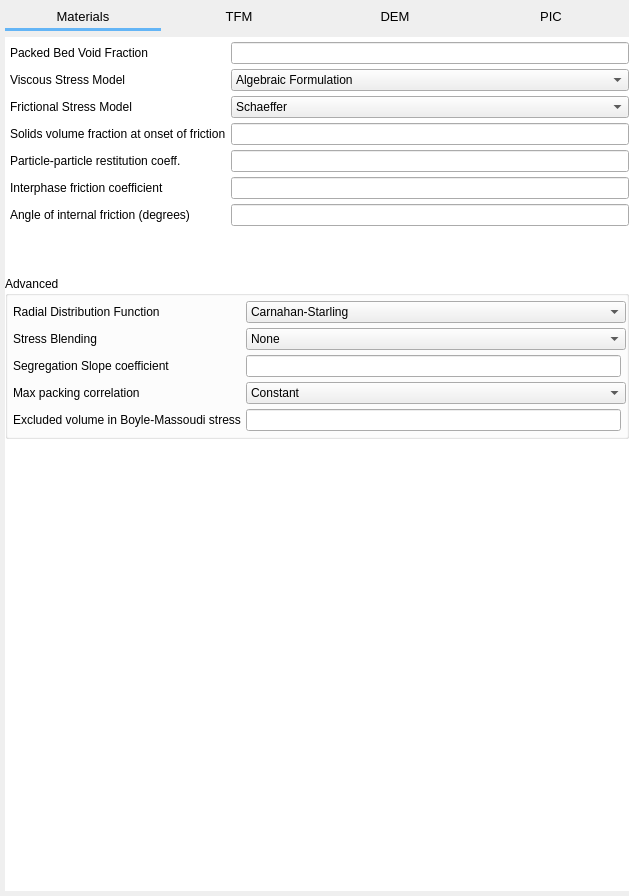
Above: gui/uifiles/solids.ui from truongd8593/mfix before the change. Below: the same form after it.
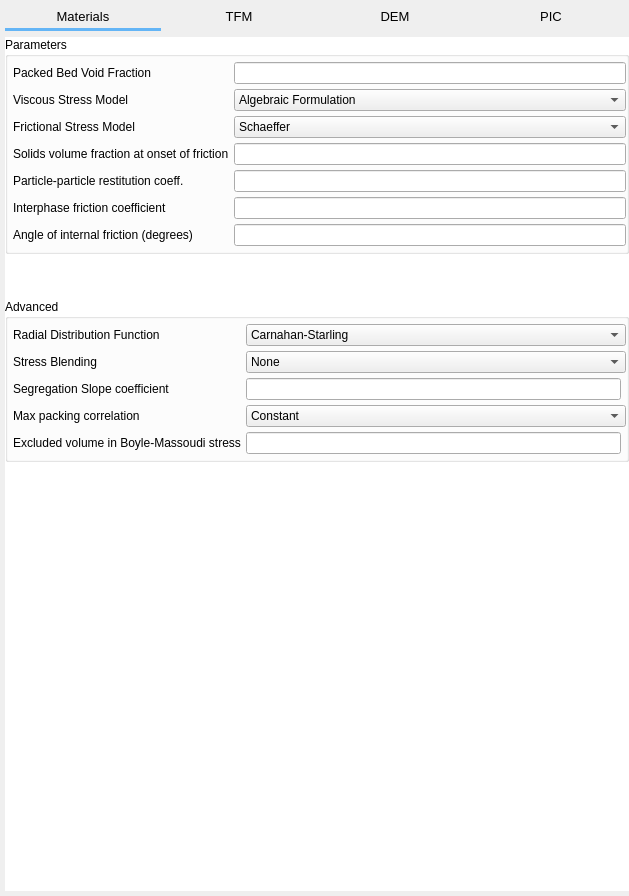
That is the form after the change. The open tabs and pages were chosen to show the change. Custom widgets are drawn as their Qt base class.

Commit message: widget names

The edit to the form file:
```diff
--- a/gui/uifiles/solids.ui
+++ b/gui/uifiles/solids.ui
@@ -1353,12 +1353,9 @@
         </widget>
        </item>
        <item row="0" column="0">
-        <widget class="QFrame" name="frame_35">
-         <property name="frameShape">
-          <enum>QFrame::NoFrame</enum>
-         </property>
-         <property name="frameShadow">
-          <enum>QFrame::Plain</enum>
+        <widget class="QGroupBox" name="groupBox_35">
+         <property name="title">
+          <string>Parameters</string>
          </property>
          <layout class="QGridLayout" name="gridLayout_69">
           <property name="leftMargin">
```
Left out of the diff: 66 changed lines with no effect on the pictures. The commit also changes 1 other file.
